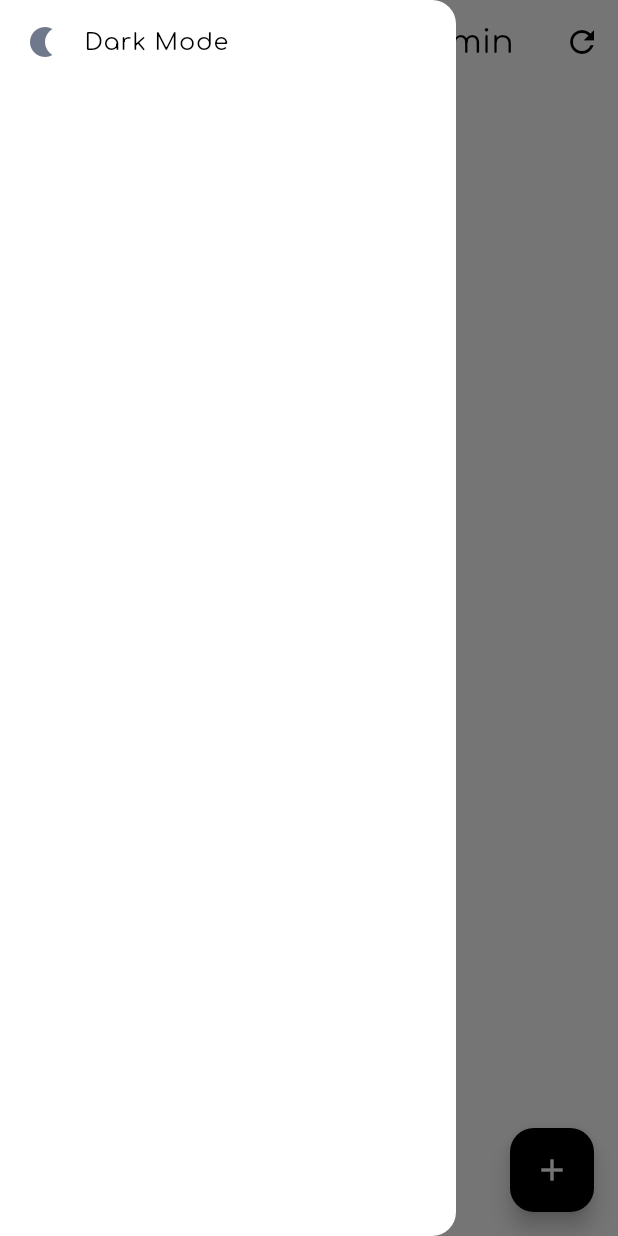
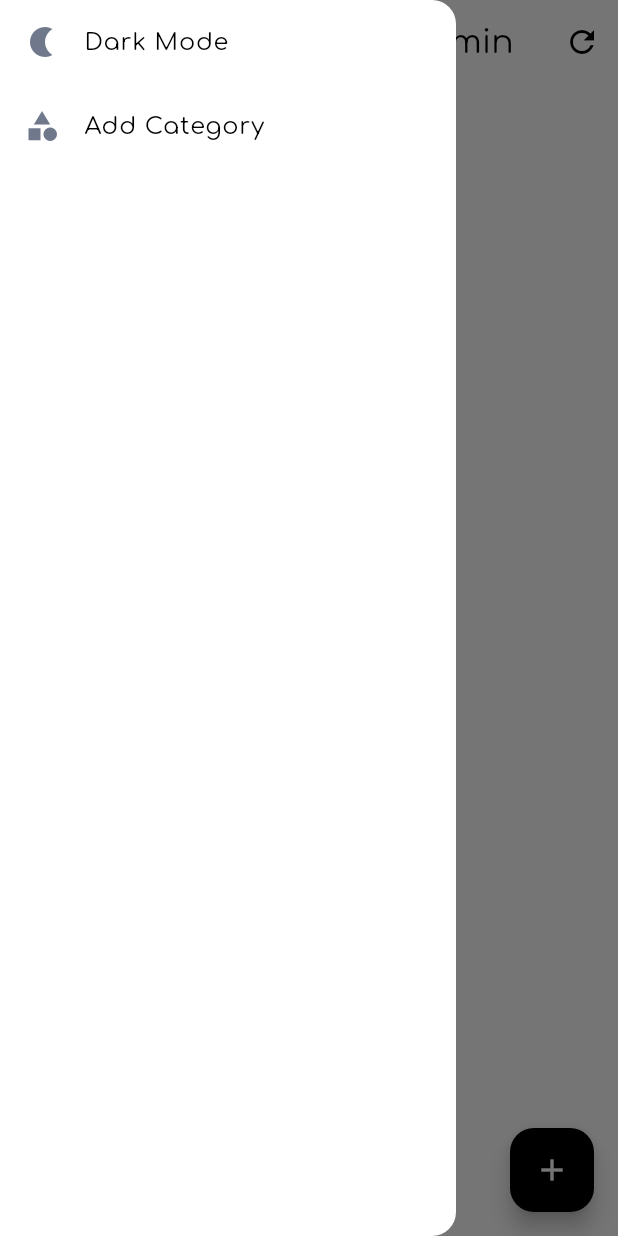
Before and after one commit to mrcodefrost/kriminal_fashion_ecommerce, a Flutter app: the screen it shows after launch, with the side drawer open, on a phone screen of 412 x 824 dp. Run offline on Flutter 3.47's test engine with Material 3 defaults, Android fonts, the phone set to English and light mode, and no system bars; drawn by our look-alikes of liquid_pull_to_refresh; our stand-ins replace cloud_firestore, firebase_core, get, google_fonts, shared_preferences; accounts and stored records are empty; generated files the repository leaves out were written again.

Commit message:
category collection to firebase  and UI added

```diff
--- /dev/null
+++ b/lib/model/product_category.dart
@@ -0,0 +1,21 @@
+import 'package:json_annotation/json_annotation.dart';
+
+part 'product_category.g.dart';
+
+@JsonSerializable()
+class ProductCategory {
+  @JsonKey(name: "id")
+  String? id;
+
+  @JsonKey(name: "name")
+  String? name;
+
+  ProductCategory({
+    this.id,
+    this.name,
+  });
+
+  factory ProductCategory.fromJson(Map<String, dynamic> json) =>
+      _$ProductCategoryFromJson(json);
+  Map<String, dynamic> toJson() => _$ProductCategoryToJson(this);
+}
--- a/lib/screens/add_product_screen.dart
+++ b/lib/screens/add_product_screen.dart
@@ -133,7 +133,7 @@ class AddProductScreen extends StatelessWidget {
               ),
               const Text('Offer Product?'),
               CustomDropDownMenu(
-                items: ['true', 'false'],
+                items: const ['true', 'false'],
                 onSelected: (selectedValue) {
                   homeController.prodOffer =
                       bool.tryParse(selectedValue ?? 'false') ??
@@ -151,7 +151,7 @@ class AddProductScreen extends StatelessWidget {
                   ),
                   onPressed: () async {
                     homeController.addProduct();
-                    await Future.delayed(Duration(milliseconds: 2000));
+                    await Future.delayed(const Duration(milliseconds: 2000));
                     // Get.back(); dont work
                     Get.until((route) => Get.currentRoute == '/');
                   },
--- a/lib/screens/home_screen.dart
+++ b/lib/screens/home_screen.dart
@@ -1,6 +1,7 @@
 import 'package:flutter/material.dart';
 import 'package:get/get.dart';
 import 'package:kriminal_fashion_ecommerce/controller/home_controller.dart';
+import 'package:kriminal_fashion_ecommerce/screens/add_category_screen.dart';
 import 'package:liquid_pull_to_refresh/liquid_pull_to_refresh.dart';
 
 import '../themes/theme_controller.dart';
@@ -30,11 +31,12 @@ class HomeScreen extends StatelessWidget {
           ],
         ),
         drawer: Drawer(
+          child: SafeArea(
             child: Column(
               mainAxisSize: MainAxisSize.min,
               children: [
                 ListTile(
-                title: Text(
+                  title: const Text(
                     'Dark Mode',
                   ),
                   leading: Icon(
@@ -65,7 +67,19 @@ class HomeScreen extends StatelessWidget {
                     // themeController.toggleTheme(); // does not work
                   },
                 ),
+                ListTile(
+                  title: const Text('Add Category'),
+                  leading: Icon(
+                    Icons.category,
+                    color: context.theme.colorScheme.inversePrimary,
+                  ),
+                  onTap: () {
+                    Navigator.pop(context);
+                    Get.to(AddCategoryScreen());
+                  },
+                ),
               ],
+            ),
           ),
         ),
         body: LiquidPullToRefresh(
@@ -82,7 +96,7 @@ class HomeScreen extends StatelessWidget {
                         homeController.deleteProduct(
                             homeController.products[index].id ?? '');
                       },
-                      icon: Icon(Icons.delete)),
+                      icon: const Icon(Icons.delete)),
                 );
               }),
         ),
```
Also changed, not shown: lib/controller/home_controller.dart (+62 -0 lines), lib/screens/add_category_screen.dart (added, +49 -0 lines). Lines whose indentation alone changed are shown as unchanged.
